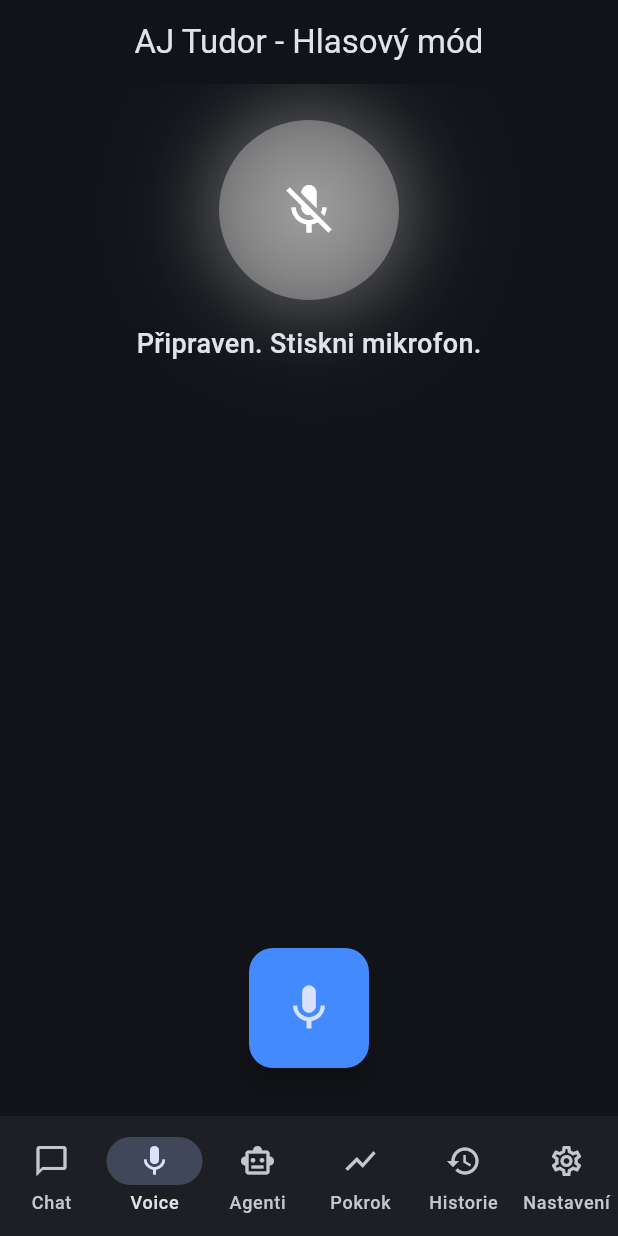
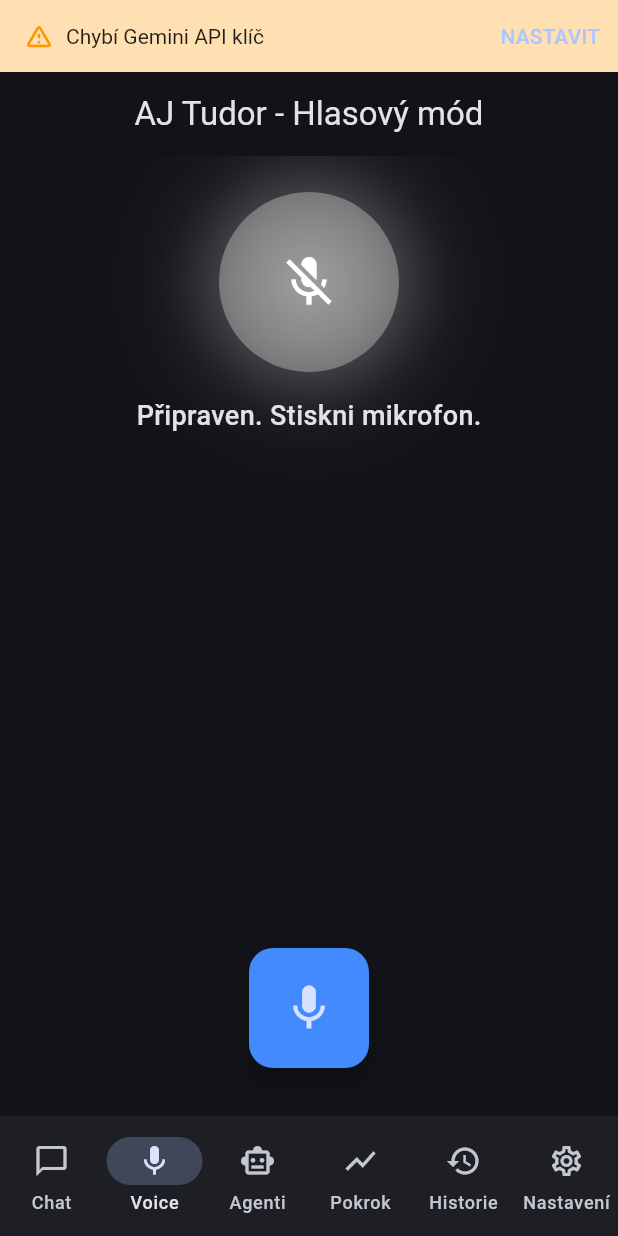
Before and after one commit to 100ky/AJ_Tudor, a Flutter app: the screen it shows after launch, item 2 of the bottom bar chosen, on a phone screen of 412 x 824 dp. Run offline on Flutter 3.47's test engine with Material 3 defaults, Android fonts, the phone set to English and light mode, and no system bars; our stand-ins replace drift, file_picker, fl_chart, flutter_local_notifications, flutter_riverpod, flutter_secure_storage and 5 more; missing offline and left inert: flutter_pcm_sound, record, sqlite3; accounts and stored records are empty; generated files the repository leaves out were written again.

```diff
--- a/lib/features/history/history_screen.dart
+++ b/lib/features/history/history_screen.dart
@@ -4,6 +4,7 @@ import 'package:intl/intl.dart';
 import '../../providers/database_provider.dart';
 import '../../data/database/app_database.dart';
 import '../../services/agents/memory_manager_agent.dart';
+import '../../services/agents/scenario_planner_agent.dart';
 
 class HistoryScreen extends ConsumerWidget {
   const HistoryScreen({super.key});
@@ -216,9 +217,12 @@ class _SessionDetailSheetState extends ConsumerState<_SessionDetailSheet> {
       if (mounted) {
         result.fold(
           (_) {
+            // Upozorníme scénáristu, aby přegeneroval scénáře na základě nového stavu
+            ref.read(scenarioPlannerAgentProvider).planScenarios();
+
             Navigator.pop(context); // Zavřít bottom sheet
             ScaffoldMessenger.of(context).showSnackBar(
-              const SnackBar(content: Text('Lekce byla smazána.'), backgroundColor: Colors.orange),
+              const SnackBar(content: Text('Lekce byla smazána. Paměť a scénáře se aktualizují.'), backgroundColor: Colors.orange),
             );
           },
           (failure) {
--- a/lib/features/skeleton/skeleton_screen.dart
+++ b/lib/features/skeleton/skeleton_screen.dart
@@ -7,6 +7,7 @@ import '../agents/agents_screen.dart';
 import '../progress/progress_screen.dart';
 import '../history/history_screen.dart';
 import '../settings/settings_screen.dart';
+import '../../providers/config_provider.dart';
 
 /// Notifier pro správu indexu vybrané záložky v dolní navigaci.
 class _SelectedIndexNotifier extends Notifier<int> {
@@ -40,8 +41,35 @@ class SkeletonScreen extends ConsumerWidget {
   @override
   Widget build(BuildContext context, WidgetRef ref) {
     final currentIndex = ref.watch(_selectedIndexProvider);
+    final apiKey = ref.watch(apiKeyProvider);
+    final isLoaded = ref.watch(isApiKeyLoadedProvider);
+
+    // Pokud je načítání hotovo a klíč chybí, zobrazíme upozornění
+    final isMissingKey = isLoaded && (apiKey == null || apiKey.isEmpty);
 
     return Scaffold(
+      appBar: isMissingKey && currentIndex != 5 // Nezobrazovat, pokud jsme už v nastavení
+          ? AppBar(
+              backgroundColor: Colors.orange.shade100,
+              toolbarHeight: 48,
+              title: const Row(
+                children: [
+                  Icon(Icons.warning_amber_rounded, color: Colors.orange, size: 20),
+                  SizedBox(width: 8),
+                  Text(
+                    'Chybí Gemini API klíč',
+                    style: TextStyle(fontSize: 14, color: Colors.black87),
+                  ),
+                ],
+              ),
+              actions: [
+                TextButton(
+                  onPressed: () => ref.read(_selectedIndexProvider.notifier).setIndex(5),
+                  child: const Text('NASTAVIT'),
+                ),
+              ],
+            )
+          : null,
       body: IndexedStack(
         index: currentIndex,
         children: _pages,
--- a/lib/services/gemini/gemini_live_client.dart
+++ b/lib/services/gemini/gemini_live_client.dart
@@ -32,6 +32,12 @@ class GeminiLiveClient {
 
   /// Vrací [bool] vyjadřující, zda je klient momentálně připojen a nemá aktivní pokusy o reconnect.
   bool get isConnected => _channel != null && _reconnectAttempts == 0;
+
+  /// Vrací [bool], zda se zrovna v reproduktoru fyzicky přehrává zvuk AI.
+  bool get isPlaybackPlaying => _playbackService.isPlaying;
+
+  /// Přístup k audio playback službě.
+  AudioPlaybackService get playbackService => _playbackService;
 
   // Callbacky pro předávání událostí do UI/agenta
 
```
Also changed, not shown: lib/data/repositories/session_repository.dart (+28 -1 lines), lib/providers/config_provider.dart (+26 -5 lines), lib/services/audio/audio_playback_service.dart (+18 -0 lines).
